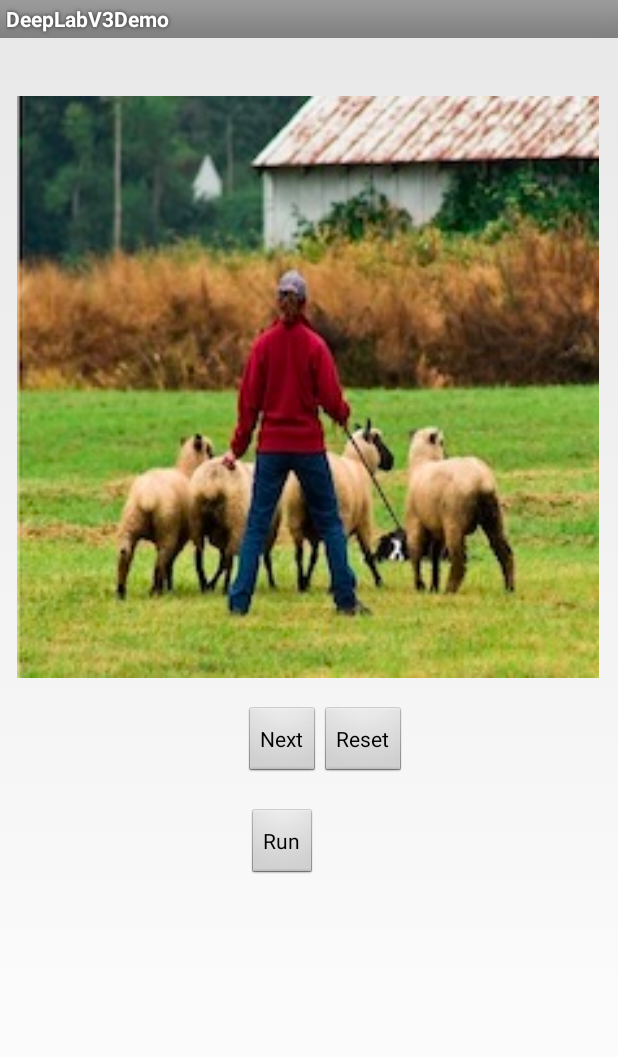
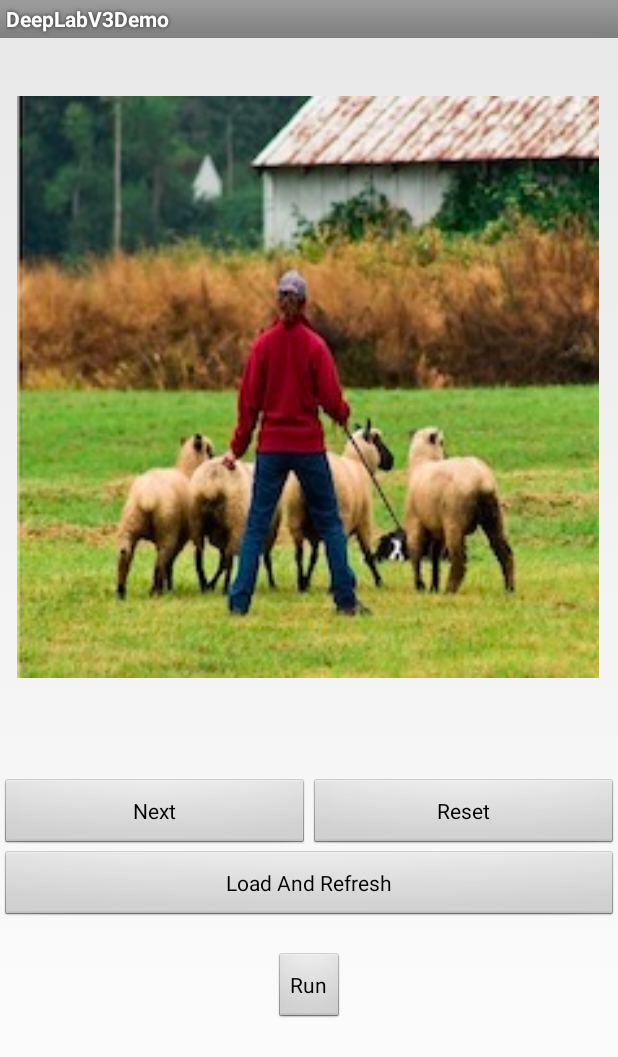
Before and after one commit to pytorch-labs/executorch-examples, an Android app: the screen it shows after launch (MainActivity), after a tap on "Next", on a phone screen of 412 x 824 dp. Shown: the top 1057 px of the screen. Run offline under Robolectric (Android 15) with nearby library versions, the phone set to English and light mode, and no system bars; libraries missing offline, so code that uses them is left out: org.pytorch.executorch; pictures from the network do not load; 1 statement that could not run was skipped.

Commit message:
Refactor Android Example for Dynamic Image Segmentation
- Enhance image loading: Add support for loading images from /sdcard and /data partitions, with user-granted permissions.
- Improve User Experience: Introduce user-friendly toast messages to provide feedback on various UI actions and status updates.
- Comprehensive Testing: Verify functionality on both Android Emulator and physical devices.

```diff
--- a/dl3/android/DeepLabV3Demo/app/src/main/AndroidManifest.xml
+++ b/dl3/android/DeepLabV3Demo/app/src/main/AndroidManifest.xml
@@ -8,6 +8,7 @@
           android:maxSdkVersion="40" />
 
     <uses-permission android:name="android.permission.READ_EXTERNAL_STORAGE" />
+    <uses-permission android:name="android.permission.READ_MEDIA_IMAGES" />
 
     <application
         android:allowBackup="false"
--- a/dl3/android/DeepLabV3Demo/app/src/main/java/org/pytorch/executorchexamples/dl3/MainActivity.java
+++ b/dl3/android/DeepLabV3Demo/app/src/main/java/org/pytorch/executorchexamples/dl3/MainActivity.java
@@ -8,20 +8,30 @@
 
 package org.pytorch.executorchexamples.dl3;
 
+import android.Manifest;
 import android.app.Activity;
 import android.content.Context;
+import android.content.pm.PackageManager;
 import android.graphics.Bitmap;
 import android.graphics.BitmapFactory;
 import android.os.Bundle;
+import android.os.Build;
+import android.os.Environment;
 import android.os.SystemClock;
 import android.util.Log;
 import android.view.View;
 import android.widget.Button;
 import android.widget.ImageView;
 import android.widget.ProgressBar;
+import android.widget.Toast;
+
+import androidx.annotation.NonNull;
+import androidx.core.app.ActivityCompat;
+import androidx.core.content.ContextCompat;
+
+import java.io.File;
 import java.io.IOException;
 import java.util.ArrayList;
-import java.util.Objects;
 import org.pytorch.executorch.EValue;
 import org.pytorch.executorch.Module;
 import org.pytorch.executorch.Tensor;
@@ -34,8 +44,12 @@ public class MainActivity extends Activity implements Runnable {
   private Module mModule = null;
   private String mImagename = "corgi.jpeg";
 
-  private String[] mImageFiles;
+  private final ArrayList<String> mImageFiles = new ArrayList<>();
+
   private int mCurrentImageIndex = 0;
+
+  private static final int REQUEST_READ_EXTERNAL_STORAGE = 1001;
+  private static final String LOCAL_IMAGE_DIR = Environment.getExternalStoragePublicDirectory(Environment.DIRECTORY_PICTURES).getAbsolutePath() + "/";
 
   // see http://host.robots.ox.ac.uk:8080/pascal/VOC/voc2007/segexamples/index.html for the list of
   // classes with indexes
@@ -44,29 +58,120 @@ public class MainActivity extends Activity implements Runnable {
   private static final int PERSON = 15;
   private static final int SHEEP = 17;
 
-  private void populateImage() {
+  private void checkAndRequestStoragePermission() {
+    if (ContextCompat.checkSelfPermission(this, Manifest.permission.READ_EXTERNAL_STORAGE)
+            != PackageManager.PERMISSION_GRANTED) {
+      // Permission is not granted, request it
+      if (Build.VERSION.SDK_INT >= Build.VERSION_CODES.TIRAMISU) { // Android 13+
+        if (ContextCompat.checkSelfPermission(this, Manifest.permission.READ_MEDIA_IMAGES)
+                != PackageManager.PERMISSION_GRANTED) {
+          ActivityCompat.requestPermissions(this,
+                  new String[]{Manifest.permission.READ_MEDIA_IMAGES},
+                  REQUEST_READ_EXTERNAL_STORAGE);
+        } else {
+          // Permission already granted, proceed with file access
+          loadImagesFromLocal();
+        }
+      } else {
+        if (ContextCompat.checkSelfPermission(this, Manifest.permission.READ_EXTERNAL_STORAGE)
+                != PackageManager.PERMISSION_GRANTED) {
+          ActivityCompat.requestPermissions(this,
+                  new String[]{Manifest.permission.READ_EXTERNAL_STORAGE},
+                  REQUEST_READ_EXTERNAL_STORAGE);
+        } else {
+          // Permission already granted, proceed with file access
+          loadImagesFromLocal();
+        }
+      }
+    } else {
+      // Permission already granted, proceed with file access
+      loadImagesFromLocal();
+    }
+  }
+
+  // Handle the permission request result
+  @Override
+  public void onRequestPermissionsResult(int requestCode, @NonNull String[] permissions, @NonNull int[] grantResults) {
+    super.onRequestPermissionsResult(requestCode, permissions, grantResults);
+    if (requestCode == REQUEST_READ_EXTERNAL_STORAGE) {
+      if (grantResults.length > 0 && grantResults[0] == PackageManager.PERMISSION_GRANTED) {
+        // Permission granted
+        loadImagesFromLocal();
+      } else {
+        // Permission denied, show a message or fallback
+        showUIMessage(this, "Permission denied to read external storage");
+      }
+    }
+
+    // Load images from assets anyways
+    populateImagePathFromAssets();
+  }
+
+  private void loadImagesFromLocal() {
+    // Load images from /data/local & /sdcard/Pictures
+    boolean hasAnyLocalFiles = populateImagePathFromLocal();
+    boolean isImageShown = showImage();
+    if (hasAnyLocalFiles && isImageShown) {
+      showUIMessage(this, "Refreshed images from external storage and/or Assets folder");
+    }
+  }
+
+  private boolean showImage() {
+    boolean isImageShown = false;
+    if (mImagename == null) {
+      showUIMessage(this, "No image to display");
+      mImageView.setImageBitmap(null);
+      return isImageShown;
+    }
     try {
+      if (mImagename.startsWith("/")) {
+        mBitmap = BitmapFactory.decodeFile(mImagename);
+      } else {
         mBitmap = BitmapFactory.decodeStream(getAssets().open(mImagename));
+      }
+      if (mBitmap != null) {
         mBitmap = Bitmap.createScaledBitmap(mBitmap, 224, 224, true);
         mImageView.setImageBitmap(mBitmap);
+        isImageShown = true;
+      }
     } catch (IOException e) {
-      Log.e("ImageSegmentation", "Error reading assets", e);
-      finish();
+      Log.e("ImageSegmentation", "Error reading image", e);
+      mImageView.setImageBitmap(null);
     }
+    return isImageShown;
+  }
+
+  private boolean populateImagePathFromLocal() {
+    boolean hasLocalFiles = false;
+    File dir = new File(LOCAL_IMAGE_DIR);
+    File[] files = dir.listFiles((d, name) ->
+            name.endsWith(".jpg") || name.endsWith(".jpeg") || name.endsWith(".png"));
+    ArrayList<String> imageList = new ArrayList<>();
+    if (files != null && files.length > 0) {
+      for (int i = 0; i < files.length; i++) {
+        mImageFiles.add(files[i].getAbsolutePath());
+        hasLocalFiles = true;
+      }
+      mImagename = mImageFiles.get(0);
+    } else {
+      mImagename = null;
+    }
+
+    return hasLocalFiles;
   }
 
   private void populateImagePathFromAssets() {
     try {
       String[] allFiles = getAssets().list("");
-      ArrayList<String> imageList = new ArrayList<>();
+      if (allFiles != null && allFiles.length > 0) {
         for (String file : allFiles) {
           if (file.endsWith(".jpg") || file.endsWith(".jpeg") || file.endsWith(".png")) {
-          imageList.add(file);
+            mImageFiles.add(file);
           }
         }
-      mImageFiles = imageList.toArray(new String[0]);
         mCurrentImageIndex = 0;
-      mImagename = mImageFiles.length > 0 ? mImageFiles[0] : null;
+        mImagename = !mImageFiles.isEmpty() ? mImageFiles.get(0) : null;
+      }
     } catch (IOException e) {
       Log.e("ImageSegmentation", "Error listing assets", e);
       finish();
@@ -77,38 +182,33 @@ public class MainActivity extends Activity implements Runnable {
   protected void onCreate(Bundle savedInstanceState) {
     super.onCreate(savedInstanceState);
     setContentView(R.layout.activity_main);
+
+    // Initialize all views first!
+    mImageView = findViewById(R.id.imageView);
+    mButtonXnnpack = findViewById(R.id.xnnpackButton);
+    mProgressBar = findViewById(R.id.progressBar);
+
     populateImagePathFromAssets();
-
-    try {
-      mBitmap = BitmapFactory.decodeStream(getAssets().open(mImagename), null, null);
-      mBitmap = Bitmap.createScaledBitmap(mBitmap, 224, 224, true);
-    } catch (IOException e) {
-      Log.e("ImageSegmentation", "Error reading assets", e);
-      finish();
-    }
+    showImage();
 
     mModule = Module.load("/data/local/tmp/dl3_xnnpack_fp32.pte");
-
-    mImageView = findViewById(R.id.imageView);
     mImageView.setImageBitmap(mBitmap);
 
     final Button buttonNext = findViewById(R.id.nextButton);
     buttonNext.setOnClickListener(
         new View.OnClickListener() {
           public void onClick(View v) {
-            if (mImageFiles == null || mImageFiles.length == 0) {
+            if (mImageFiles == null || mImageFiles.isEmpty()) {
               // No images available
               return;
             }
             // Move to the next image, wrap around if at the end
-            mCurrentImageIndex = (mCurrentImageIndex + 1) % mImageFiles.length;
-            mImagename = mImageFiles[mCurrentImageIndex];
-            populateImage();
+            mCurrentImageIndex = (mCurrentImageIndex + 1) % mImageFiles.size();
+            mImagename = mImageFiles.get(mCurrentImageIndex);
+            showImage();
           }
         });
 
-    mButtonXnnpack = findViewById(R.id.xnnpackButton);
-    mProgressBar = (ProgressBar) findViewById(R.id.progressBar);
     mButtonXnnpack.setOnClickListener(
         new View.OnClickListener() {
           public void onClick(View v) {
@@ -125,7 +225,19 @@ public class MainActivity extends Activity implements Runnable {
 
     final Button resetImage = findViewById(R.id.resetImage);
     resetImage.setOnClickListener(
-            v -> populateImage());
+            v -> showImage());
+
+    // Refresh Button for External Storage
+    final Button loadAndRefreshButton = findViewById(R.id.loadAndRefreshButton);
+    loadAndRefreshButton.setOnClickListener(
+        v -> {
+          mImageFiles.clear();
+          checkAndRequestStoragePermission();
+
+          populateImagePathFromAssets();
+          showImage();
+        }
+    );
   }
 
   @Override
@@ -136,6 +248,7 @@ public class MainActivity extends Activity implements Runnable {
             TensorImageUtils.TORCHVISION_NORM_MEAN_RGB,
             TensorImageUtils.TORCHVISION_NORM_STD_RGB);
 
+    boolean imageSegementationSuccess = false;
     final long startTime = SystemClock.elapsedRealtime();
     Tensor outputTensor = mModule.forward(EValue.from(inputTensor))[0].toTensor();
     final long inferenceTime = SystemClock.elapsedRealtime() - startTime;
@@ -163,6 +276,9 @@ public class MainActivity extends Activity implements Runnable {
         else if (maxi == DOG) intValues[maxj * width + maxk] = 0xFF00FF00; // G
         else if (maxi == SHEEP) intValues[maxj * width + maxk] = 0xFF0000FF; // B
         else intValues[maxj * width + maxk] = 0xFF000000;
+        if (maxi == PERSON || maxi == DOG || maxi == SHEEP) {
+          imageSegementationSuccess = true;
+        }
       }
     }
 
@@ -179,12 +295,24 @@ public class MainActivity extends Activity implements Runnable {
     final Bitmap transferredBitmap =
         Bitmap.createScaledBitmap(outputBitmap, mBitmap.getWidth(), mBitmap.getHeight(), true);
 
+    final boolean showUserIndicationOnImgSegFail = !imageSegementationSuccess;
     runOnUiThread(
             () -> {
+              if (showUserIndicationOnImgSegFail) {
+                Toast.makeText(this, "ImageSegmentation Failed", Toast.LENGTH_SHORT).show();
+              }
               mImageView.setImageBitmap(transferredBitmap);
               mButtonXnnpack.setEnabled(true);
               mButtonXnnpack.setText(R.string.run_xnnpack);
               mProgressBar.setVisibility(ProgressBar.INVISIBLE);
             });
   }
+
+  void showUIMessage(final Context context, final String msg) {
+    runOnUiThread(new Runnable() {
+      public void run() {
+        Toast.makeText(context, msg, Toast.LENGTH_SHORT).show();
       }
+    });
+  }
+}
--- a/dl3/android/DeepLabV3Demo/app/src/main/res/layout/activity_main.xml
+++ b/dl3/android/DeepLabV3Demo/app/src/main/res/layout/activity_main.xml
@@ -6,6 +6,7 @@
     android:layout_height="match_parent"
     tools:context=".MainActivity">
 
+    <!-- ImageView at the top -->
     <ImageView
         android:id="@+id/imageView"
         android:layout_width="388dp"
@@ -18,28 +19,52 @@
         app:layout_constraintStart_toStartOf="parent"
         app:layout_constraintTop_toTopOf="parent" />
 
-    <Button
-        android:id="@+id/nextButton"
+    <!-- ProgressBar below ImageView -->
+    <ProgressBar
+        android:id="@+id/progressBar"
         android:layout_width="wrap_content"
         android:layout_height="wrap_content"
         android:layout_marginTop="10dp"
+        android:visibility="invisible"
+        app:layout_constraintTop_toBottomOf="@+id/imageView"
+        app:layout_constraintStart_toStartOf="parent"
+        app:layout_constraintEnd_toEndOf="parent" />
+
+    <!-- Row 1: Next and Reset buttons side by side -->
+    <Button
+        android:id="@+id/nextButton"
+        android:layout_width="0dp"
+        android:layout_height="wrap_content"
         android:text="@string/next"
         android:textAllCaps="false"
-        app:layout_constraintEnd_toEndOf="parent"
-        app:layout_constraintHorizontal_bias="0.45"
+        app:layout_constraintTop_toBottomOf="@+id/progressBar"
         app:layout_constraintStart_toStartOf="parent"
-        app:layout_constraintTop_toBottomOf="@+id/imageView" />
+        app:layout_constraintEnd_toStartOf="@+id/resetImage"
+        app:layout_constraintHorizontal_weight="1" />
 
     <Button
         android:id="@+id/resetImage"
-        android:layout_width="wrap_content"
+        android:layout_width="0dp"
         android:layout_height="wrap_content"
         android:text="@string/reset"
         android:textAllCaps="false"
-        app:layout_constraintRight_toRightOf="@+id/nextButton"
+        app:layout_constraintTop_toBottomOf="@+id/progressBar"
         app:layout_constraintStart_toEndOf="@+id/nextButton"
-        app:layout_constraintTop_toTopOf="@+id/nextButton" />
+        app:layout_constraintEnd_toEndOf="parent"
+        app:layout_constraintHorizontal_weight="1" />
 
+    <!-- Row 2: Single button spanning width of two above -->
+    <Button
+        android:id="@+id/loadAndRefreshButton"
+        android:layout_width="0dp"
+        android:layout_height="wrap_content"
+        android:text="@string/load_and_refresh"
+        android:textAllCaps="false"
+        app:layout_constraintTop_toBottomOf="@+id/nextButton"
+        app:layout_constraintStart_toStartOf="parent"
+        app:layout_constraintEnd_toEndOf="parent" />
+
+    <!-- Row 3: xnnpackButton Centered Run button -->
     <Button
         android:id="@+id/xnnpackButton"
         android:layout_width="wrap_content"
@@ -47,20 +72,8 @@
         android:layout_marginTop="20dp"
         android:text="@string/run_xnnpack"
         android:textAllCaps="false"
-        app:layout_constraintEnd_toEndOf="parent"
-        app:layout_constraintHorizontal_bias="0.45"
+        app:layout_constraintTop_toBottomOf="@+id/loadAndRefreshButton"
         app:layout_constraintStart_toStartOf="parent"
-        app:layout_constraintTop_toBottomOf="@+id/nextButton" />
-
-    <ProgressBar
-        android:id="@+id/progressBar"
-        android:layout_width="wrap_content"
-        android:layout_height="wrap_content"
-        android:layout_marginTop="10dp"
-        android:visibility="invisible"
-        app:layout_constraintEnd_toEndOf="parent"
-        app:layout_constraintHorizontal_bias="0.45"
-        app:layout_constraintStart_toStartOf="parent"
-        app:layout_constraintTop_toBottomOf="@+id/nextButton" />
+        app:layout_constraintEnd_toEndOf="parent" />
 
 </androidx.constraintlayout.widget.ConstraintLayout>
--- a/dl3/android/DeepLabV3Demo/app/src/main/res/values/strings.xml
+++ b/dl3/android/DeepLabV3Demo/app/src/main/res/values/strings.xml
@@ -9,4 +9,6 @@
     <string name="segmentation_demo">Segmentation Demo</string>
     <string name="run_xnnpack">Run</string>
     <string name="reset">Reset</string>
+    <string name="load_and_refresh">Load And Refresh</string>
+    <string name="run">Run</string>
 </resources>
```
Lines whose indentation alone changed are shown as unchanged.
